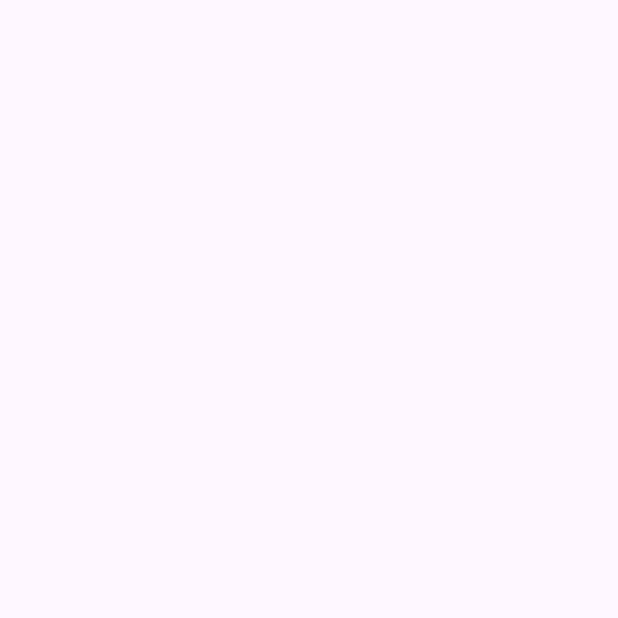
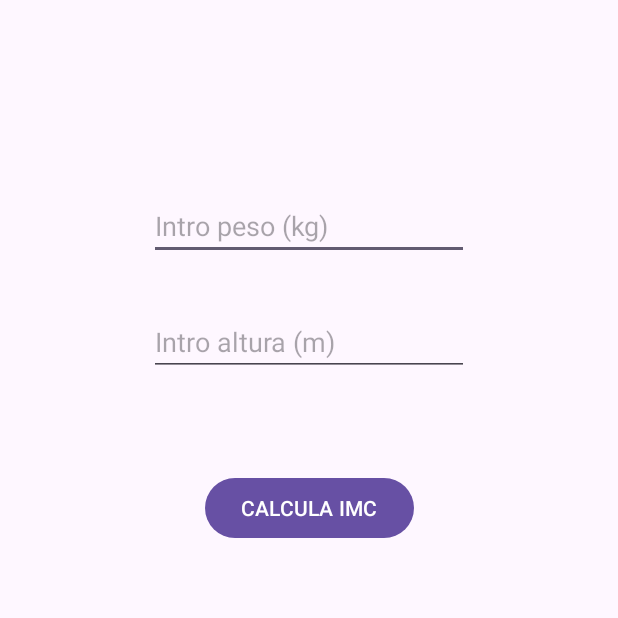
Before and after one commit to Valexx55/ADFprofe, an Android app: the ImcActivity screen opened directly, with no data from a screen before it, on a phone screen of 412 x 824 dp, the top half of it. Before the commit the part shown is empty. Run offline under Robolectric (Android 15) with nearby library versions, the phone set to English and light mode, and no system bars.

Commit message:
iMc 1/21

```diff
--- a/app/src/main/java/edu/adf/profe/ImcActivity.kt
+++ b/app/src/main/java/edu/adf/profe/ImcActivity.kt
@@ -1,6 +1,7 @@
 package edu.adf.profe
 
 import android.os.Bundle
+import android.view.View
 import androidx.activity.enableEdgeToEdge
 import androidx.appcompat.app.AppCompatActivity
 import androidx.core.view.ViewCompat
@@ -17,4 +18,6 @@ class ImcActivity : AppCompatActivity() {
             insets
         }
     }
+
+    fun calcularImc(view: View) {}
 }
--- a/app/src/main/res/layout/activity_imc.xml
+++ b/app/src/main/res/layout/activity_imc.xml
@@ -8,5 +8,38 @@
     tools:context=".ImcActivity">
 
 
+    <EditText
+        android:hint="Intro peso (kg)"
+        android:id="@+id/cajaPeso"
+        android:layout_width="wrap_content"
+        android:layout_height="wrap_content"
+        android:layout_marginTop="128dp"
+        android:ems="10"
+        android:inputType="numberDecimal"
+        app:layout_constraintEnd_toEndOf="parent"
+        app:layout_constraintStart_toStartOf="parent"
+        app:layout_constraintTop_toTopOf="parent" />
 
+    <EditText
+        android:hint="Intro altura (m)"
+        android:id="@+id/cajaAltura"
+        android:layout_width="wrap_content"
+        android:layout_height="wrap_content"
+        android:layout_marginTop="32dp"
+        android:ems="10"
+        android:inputType="numberDecimal"
+        app:layout_constraintEnd_toEndOf="parent"
+        app:layout_constraintStart_toStartOf="parent"
+        app:layout_constraintTop_toBottomOf="@+id/cajaPeso" />
+
+    <Button
+        android:onClick="calcularImc"
+        android:id="@+id/button3"
+        android:layout_width="wrap_content"
+        android:layout_height="wrap_content"
+        android:layout_marginTop="64dp"
+        android:text="CALCULA IMC"
+        app:layout_constraintEnd_toEndOf="parent"
+        app:layout_constraintStart_toStartOf="parent"
+        app:layout_constraintTop_toBottomOf="@+id/cajaAltura" />
 </androidx.constraintlayout.widget.ConstraintLayout>
```
